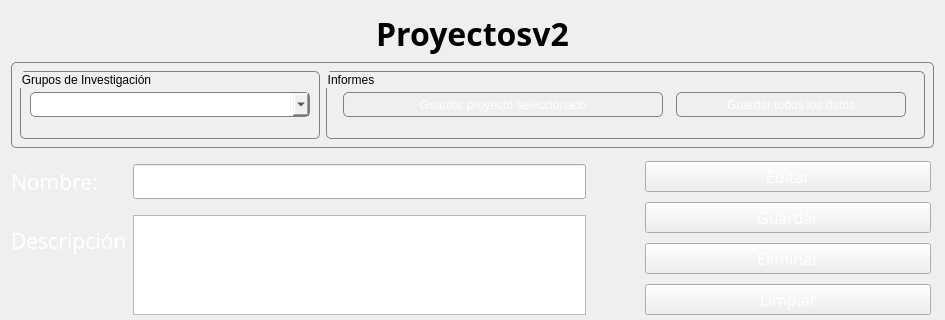
Old version of the form app/view/ProyectoPage.ui in the repository Orphereum/2DAM_DI_Universidad; both pictures show x 0 to 945 and y 0 to 320 of the 945 by 599 pixel window.
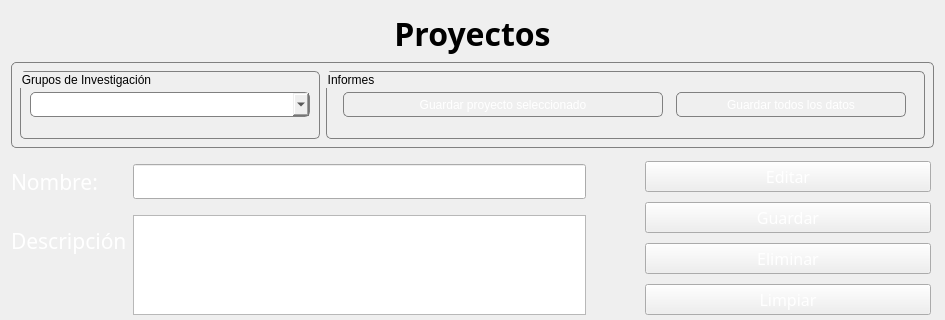
New version of the form.

Commit message:
Método de limpiar campos mejorado
- Los campos se limpian al mismo tiempo que se deselecciona la línea en la tabla de proyectos y se elimina la tabla de subvenciones, ya que si no hay proyecto seleccionado, no debería verse ninguna subvencion.

What changed in the file:
```diff
--- a/app/view/ProyectoPage.ui
+++ b/app/view/ProyectoPage.ui
@@ -43,7 +43,7 @@
       <string notr="true">font: 700 24pt &quot;Poppins&quot;;</string>
      </property>
      <property name="text">
-      <string>Proyectosv2</string>
+      <string>Proyectos</string>
      </property>
      <property name="alignment">
       <set>Qt::AlignmentFlag::AlignCenter</set>
```
The commit also changes 2 other files.
